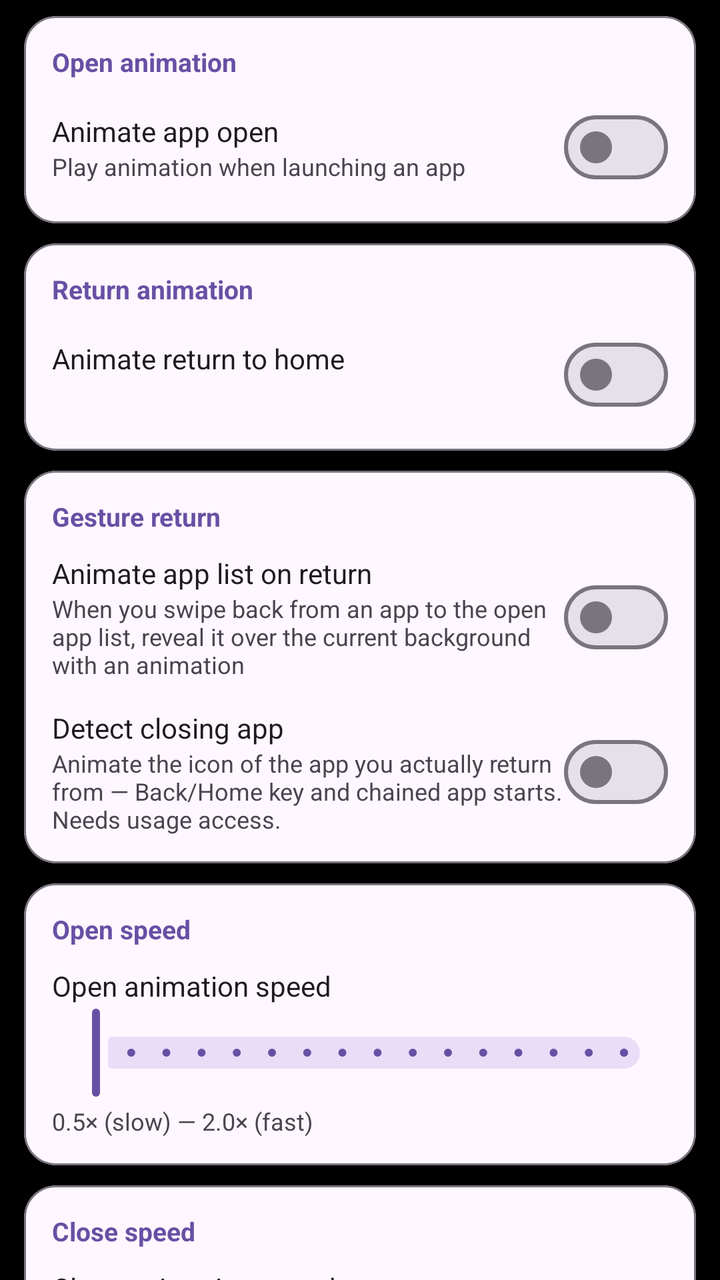
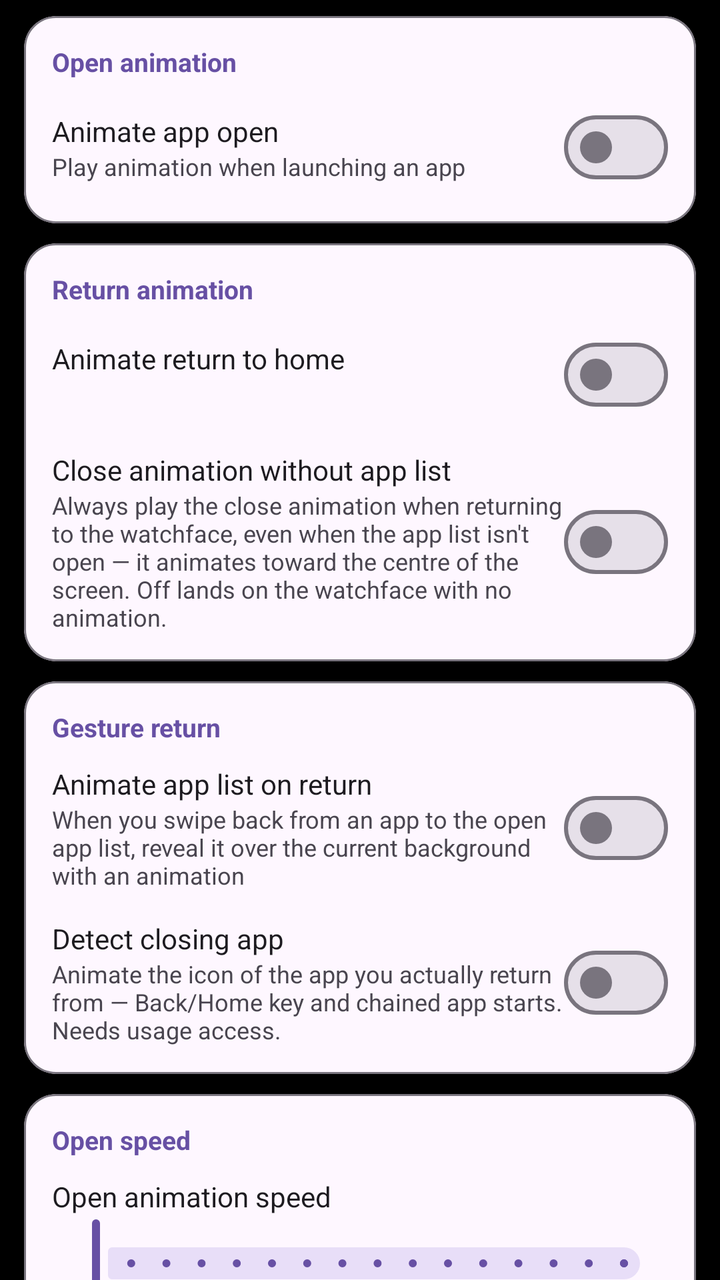

The first picture is an Android layout as it rendered before a commit; the second is the same layout after the commit. The layout source and the unified diff follow.
<!-- AndroidManifest.xml: application theme Theme.CloX -->
<!-- res/layout/fragment_settings_animation.xml -->
<?xml version="1.0" encoding="utf-8"?>
<androidx.core.widget.NestedScrollView
    xmlns:android="http://schemas.android.com/apk/res/android"
    xmlns:app="http://schemas.android.com/apk/res-auto"
    android:layout_width="match_parent"
    android:layout_height="match_parent"
    android:clipToPadding="false"
    android:fillViewport="true">

    <LinearLayout
        android:layout_width="match_parent"
        android:layout_height="wrap_content"
        android:orientation="vertical"
        android:paddingTop="8dp"
        android:paddingBottom="16dp">

        
        <com.google.android.material.card.MaterialCardView
            android:layout_width="match_parent" android:layout_height="wrap_content"
            android:layout_marginHorizontal="12dp" android:layout_marginBottom="10dp"
            app:cardCornerRadius="16dp" app:cardElevation="0dp"
            app:strokeWidth="1dp" app:strokeColor="?attr/colorOutline"
            app:cardBackgroundColor="?attr/colorSurface">
            <LinearLayout android:layout_width="match_parent" android:layout_height="wrap_content"
                android:orientation="vertical" android:padding="14dp">

                <TextView android:layout_width="wrap_content" android:layout_height="wrap_content"
                    android:text="@string/anim_setting_open_category"
                    android:textSize="13sp" android:textStyle="bold"
                    android:textColor="?attr/colorPrimary" android:layout_marginBottom="10dp" />

                
                <LinearLayout android:layout_width="match_parent" android:layout_height="wrap_content"
                    android:orientation="horizontal" android:gravity="center_vertical">
                    <LinearLayout android:layout_width="0dp" android:layout_height="wrap_content"
                        android:layout_weight="1" android:orientation="vertical">
                        <TextView android:layout_width="wrap_content" android:layout_height="wrap_content"
                            android:text="@string/anim_setting_open_title"
                            android:textSize="14sp" android:textColor="?attr/colorOnSurface" />
                        <TextView android:layout_width="wrap_content" android:layout_height="wrap_content"
                            android:text="@string/anim_setting_open_summary"
                            android:textSize="12sp" android:textColor="?attr/colorOnSurfaceVariant" />
                    </LinearLayout>
                    <com.google.android.material.materialswitch.MaterialSwitch
                        android:id="@+id/switchOpenAnim"
                        android:layout_width="wrap_content" android:layout_height="wrap_content" />
                </LinearLayout>

                
                <LinearLayout android:id="@+id/rowOpenAnimType"
                    android:layout_width="match_parent" android:layout_height="wrap_content"
                    android:orientation="horizontal" android:gravity="center_vertical"
                    android:layout_marginTop="14dp"
                    android:clickable="true" android:focusable="true"
                    android:background="?attr/selectableItemBackground"
                    android:visibility="gone">
                    <LinearLayout android:layout_width="0dp" android:layout_height="wrap_content"
                        android:layout_weight="1" android:orientation="vertical">
                        <TextView android:layout_width="wrap_content" android:layout_height="wrap_content"
                            android:text="@string/anim_setting_open_type_title"
                            android:textSize="14sp" android:textColor="?attr/colorOnSurface" />
                        <TextView android:id="@+id/tvOpenAnimType"
                            android:layout_width="wrap_content" android:layout_height="wrap_content"
                            android:textSize="12sp" android:textColor="?attr/colorOnSurfaceVariant" />
                    </LinearLayout>
                    <ImageView android:layout_width="20dp" android:layout_height="20dp"
                        android:src="@drawable/ic_expand_more" app:tint="?attr/colorOnSurfaceVariant" />
                </LinearLayout>

            </LinearLayout>
        </com.google.android.material.card.MaterialCardView>

        
        <com.google.android.material.card.MaterialCardView
            android:layout_width="match_parent" android:layout_height="wrap_content"
            android:layout_marginHorizontal="12dp" android:layout_marginBottom="10dp"
            app:cardCornerRadius="16dp" app:cardElevation="0dp"
            app:strokeWidth="1dp" app:strokeColor="?attr/colorOutline"
            app:cardBackgroundColor="?attr/colorSurface">
            <LinearLayout android:layout_width="match_parent" android:layout_height="wrap_content"
                android:orientation="vertical" android:padding="14dp">

                <TextView android:layout_width="wrap_content" android:layout_height="wrap_content"
                    android:text="@string/anim_setting_return_category"
                    android:textSize="13sp" android:textStyle="bold"
                    android:textColor="?attr/colorPrimary" android:layout_marginBottom="10dp" />

                <LinearLayout android:layout_width="match_parent" android:layout_height="wrap_content"
                    android:orientation="horizontal" android:gravity="center_vertical">
                    <LinearLayout android:layout_width="0dp" android:layout_height="wrap_content"
                        android:layout_weight="1" android:orientation="vertical">
                        <TextView android:layout_width="wrap_content" android:layout_height="wrap_content"
                            android:text="@string/anim_setting_return_title"
                            android:textSize="14sp" android:textColor="?attr/colorOnSurface" />
                        <TextView android:id="@+id/tvReturnAnimSummary"
                            android:layout_width="wrap_content" android:layout_height="wrap_content"
                            android:textSize="12sp" android:textColor="?attr/colorOnSurfaceVariant" />
                    </LinearLayout>
                    <com.google.android.material.materialswitch.MaterialSwitch
                        android:id="@+id/switchReturnAnim"
                        android:layout_width="wrap_content" android:layout_height="wrap_content" />
                </LinearLayout>

                
                <LinearLayout android:id="@+id/rowCloseAnimType"
                    android:layout_width="match_parent" android:layout_height="wrap_content"
                    android:orientation="horizontal" android:gravity="center_vertical"
                    android:layout_marginTop="14dp"
                    android:clickable="true" android:focusable="true"
                    android:background="?attr/selectableItemBackground"
                    android:visibility="gone">
                    <LinearLayout android:layout_width="0dp" android:layout_height="wrap_content"
                        android:layout_weight="1" android:orientation="vertical">
                        <TextView android:layout_width="wrap_content" android:layout_height="wrap_content"
                            android:text="@string/anim_setting_close_type_title"
                            android:textSize="14sp" android:textColor="?attr/colorOnSurface" />
                        <TextView android:id="@+id/tvCloseAnimType"
                            android:layout_width="wrap_content" android:layout_height="wrap_content"
                            android:textSize="12sp" android:textColor="?attr/colorOnSurfaceVariant" />
                    </LinearLayout>
                    <ImageView android:layout_width="20dp" android:layout_height="20dp"
                        android:src="@drawable/ic_expand_more" app:tint="?attr/colorOnSurfaceVariant" />
                </LinearLayout>

            </LinearLayout>
        </com.google.android.material.card.MaterialCardView>

        
        <com.google.android.material.card.MaterialCardView
            android:layout_width="match_parent" android:layout_height="wrap_content"
            android:layout_marginHorizontal="12dp" android:layout_marginBottom="10dp"
            app:cardCornerRadius="16dp" app:cardElevation="0dp"
            app:strokeWidth="1dp" app:strokeColor="?attr/colorOutline"
            app:cardBackgroundColor="?attr/colorSurface">
            <LinearLayout android:layout_width="match_parent" android:layout_height="wrap_content"
                android:orientation="vertical" android:padding="14dp">

                <TextView android:layout_width="wrap_content" android:layout_height="wrap_content"
                    android:text="@string/anim_setting_gesture_return_category"
                    android:textSize="13sp" android:textStyle="bold"
                    android:textColor="?attr/colorPrimary" android:layout_marginBottom="10dp" />

                
                <LinearLayout android:layout_width="match_parent" android:layout_height="wrap_content"
                    android:orientation="horizontal" android:gravity="center_vertical">
                    <LinearLayout android:layout_width="0dp" android:layout_height="wrap_content"
                        android:layout_weight="1" android:orientation="vertical">
                        <TextView android:layout_width="wrap_content" android:layout_height="wrap_content"
                            android:text="@string/anim_setting_gesture_return_title"
                            android:textSize="14sp" android:textColor="?attr/colorOnSurface" />
                        <TextView android:layout_width="wrap_content" android:layout_height="wrap_content"
                            android:text="@string/anim_setting_gesture_return_summary"
                            android:textSize="12sp" android:textColor="?attr/colorOnSurfaceVariant" />
                    </LinearLayout>
                    <com.google.android.material.materialswitch.MaterialSwitch
                        android:id="@+id/switchGestureReturn"
                        android:layout_width="wrap_content" android:layout_height="wrap_content" />
                </LinearLayout>

                
                <LinearLayout android:layout_width="match_parent" android:layout_height="wrap_content"
                    android:orientation="horizontal" android:gravity="center_vertical"
                    android:layout_marginTop="14dp">
                    <LinearLayout android:layout_width="0dp" android:layout_height="wrap_content"
                        android:layout_weight="1" android:orientation="vertical">
                        <TextView android:layout_width="wrap_content" android:layout_height="wrap_content"
                            android:text="@string/anim_setting_detect_closing_title"
                            android:textSize="14sp" android:textColor="?attr/colorOnSurface" />
                        <TextView android:layout_width="match_parent" android:layout_height="wrap_content"
                            android:text="@string/anim_setting_detect_closing_summary"
                            android:textSize="12sp" android:textColor="?attr/colorOnSurfaceVariant" />
                    </LinearLayout>
                    <com.google.android.material.materialswitch.MaterialSwitch
                        android:id="@+id/switchDetectClosing"
                        android:layout_width="wrap_content" android:layout_height="wrap_content" />
                </LinearLayout>

                
                <LinearLayout android:id="@+id/rowGestureReturnType"
                    android:layout_width="match_parent" android:layout_height="wrap_content"
                    android:orientation="horizontal" android:gravity="center_vertical"
                    android:layout_marginTop="14dp"
                    android:clickable="true" android:focusable="true"
                    android:background="?attr/selectableItemBackground"
                    android:visibility="gone">
                    <LinearLayout android:layout_width="0dp" android:layout_height="wrap_content"
                        android:layout_weight="1" android:orientation="vertical">
                        <TextView android:layout_width="wrap_content" android:layout_height="wrap_content"
                            android:text="@string/anim_setting_gesture_return_type_title"
                            android:textSize="14sp" android:textColor="?attr/colorOnSurface" />
                        <TextView android:id="@+id/tvGestureReturnType"
                            android:layout_width="wrap_content" android:layout_height="wrap_content"
                            android:textSize="12sp" android:textColor="?attr/colorOnSurfaceVariant" />
                    </LinearLayout>
                    <ImageView android:layout_width="20dp" android:layout_height="20dp"
                        android:src="@drawable/ic_expand_more" app:tint="?attr/colorOnSurfaceVariant" />
                </LinearLayout>

                
                <LinearLayout android:id="@+id/rowGestureReturnOnly"
                    android:layout_width="match_parent" android:layout_height="wrap_content"
                    android:orientation="horizontal" android:gravity="center_vertical"
                    android:layout_marginTop="14dp"
                    android:visibility="gone">
                    <LinearLayout android:layout_width="0dp" android:layout_height="wrap_content"
                        android:layout_weight="1" android:orientation="vertical">
                        <TextView android:layout_width="wrap_content" android:layout_height="wrap_content"
                            android:text="@string/anim_setting_gesture_return_only_title"
                            android:textSize="14sp" android:textColor="?attr/colorOnSurface" />
                        <TextView android:layout_width="match_parent" android:layout_height="wrap_content"
                            android:text="@string/anim_setting_gesture_return_only_summary"
                            android:textSize="12sp" android:textColor="?attr/colorOnSurfaceVariant" />
                    </LinearLayout>
                    <com.google.android.material.materialswitch.MaterialSwitch
                        android:id="@+id/switchGestureReturnOnly"
                        android:layout_width="wrap_content" android:layout_height="wrap_content" />
                </LinearLayout>

                
                <LinearLayout android:id="@+id/groupGestureReturnSpeed"
                    android:layout_width="match_parent" android:layout_height="wrap_content"
                    android:orientation="vertical" android:layout_marginTop="14dp"
                    android:visibility="gone">

                    <LinearLayout android:layout_width="match_parent" android:layout_height="wrap_content"
                        android:orientation="horizontal" android:gravity="center_vertical">
                        <TextView android:layout_width="0dp" android:layout_height="wrap_content"
                            android:layout_weight="1"
                            android:text="@string/anim_setting_gesture_return_speed_title"
                            android:textSize="14sp" android:textColor="?attr/colorOnSurface" />
                        <TextView android:id="@+id/tvGestureReturnSpeed"
                            android:layout_width="wrap_content" android:layout_height="wrap_content"
                            android:textSize="13sp" android:textColor="?attr/colorPrimary"
                            android:layout_marginStart="8dp" />
                    </LinearLayout>

                    <com.google.android.material.slider.Slider
                        android:id="@+id/sliderGestureReturnSpeed"
                        android:layout_width="match_parent" android:layout_height="wrap_content"
                        android:valueFrom="0.5" android:valueTo="2.0" android:stepSize="0.1" />

                    <TextView android:layout_width="wrap_content" android:layout_height="wrap_content"
                        android:text="@string/anim_setting_speed_hint"
                        android:textSize="12sp" android:textColor="?attr/colorOnSurfaceVariant"
                        android:layout_marginTop="2dp" />

                    <LinearLayout android:layout_width="match_parent" android:layout_height="wrap_content"
                        android:orientation="horizontal" android:gravity="center_vertical"
                        android:layout_marginTop="14dp">
                        <TextView android:layout_width="0dp" android:layout_height="wrap_content"
                            android:layout_weight="1"
                            android:text="@string/anim_setting_gesture_return_delay_title"
                            android:textSize="14sp" android:textColor="?attr/colorOnSurface" />
                        <TextView android:id="@+id/tvGestureReturnDelay"
                            android:layout_width="wrap_content" android:layout_height="wrap_content"
                            android:textSize="13sp" android:textColor="?attr/colorPrimary"
                            android:layout_marginStart="8dp" />
                    </LinearLayout>

                    <com.google.android.material.slider.Slider
                        android:id="@+id/sliderGestureReturnDelay"
                        android:layout_width="match_parent" android:layout_height="wrap_content"
                        android:valueFrom="0" android:valueTo="500" android:stepSize="25" />

                    <TextView android:layout_width="wrap_content" android:layout_height="wrap_content"
                        android:text="@string/anim_setting_close_delay_hint"
                        android:textSize="12sp" android:textColor="?attr/colorOnSurfaceVariant"
                        android:layout_marginTop="2dp" />

                </LinearLayout>

            </LinearLayout>
        </com.google.android.material.card.MaterialCardView>

        
        <com.google.android.material.card.MaterialCardView
            android:layout_width="match_parent" android:layout_height="wrap_content"
            android:layout_marginHorizontal="12dp" android:layout_marginBottom="10dp"
            app:cardCornerRadius="16dp" app:cardElevation="0dp"
            app:strokeWidth="1dp" app:strokeColor="?attr/colorOutline"
            app:cardBackgroundColor="?attr/colorSurface">
            <LinearLayout android:layout_width="match_parent" android:layout_height="wrap_content"
                android:orientation="vertical" android:padding="14dp">

                <TextView android:layout_width="wrap_content" android:layout_height="wrap_content"
                    android:text="@string/anim_setting_speed_category"
                    android:textSize="13sp" android:textStyle="bold"
                    android:textColor="?attr/colorPrimary" android:layout_marginBottom="10dp" />

                <LinearLayout android:layout_width="match_parent" android:layout_height="wrap_content"
                    android:orientation="horizontal" android:gravity="center_vertical">
                    <TextView android:layout_width="0dp" android:layout_height="wrap_content"
                        android:layout_weight="1"
                        android:text="@string/anim_setting_speed_title"
                        android:textSize="14sp" android:textColor="?attr/colorOnSurface" />
                    <TextView android:id="@+id/tvAnimSpeed"
                        android:layout_width="wrap_content" android:layout_height="wrap_content"
                        android:textSize="13sp" android:textColor="?attr/colorPrimary"
                        android:layout_marginStart="8dp" />
                </LinearLayout>

                <com.google.android.material.slider.Slider
                    android:id="@+id/sliderAnimSpeed"
                    android:layout_width="match_parent" android:layout_height="wrap_content"
                    android:valueFrom="0.5" android:valueTo="2.0" android:stepSize="0.1" />

                <TextView android:layout_width="wrap_content" android:layout_height="wrap_content"
                    android:text="@string/anim_setting_speed_hint"
                    android:textSize="12sp" android:textColor="?attr/colorOnSurfaceVariant"
                    android:layout_marginTop="2dp" />

            </LinearLayout>
        </com.google.android.material.card.MaterialCardView>

        
        <com.google.android.material.card.MaterialCardView
            android:layout_width="match_parent" android:layout_height="wrap_content"
            android:layout_marginHorizontal="12dp" android:layout_marginBottom="10dp"
            app:cardCornerRadius="16dp" app:cardElevation="0dp"
            app:strokeWidth="1dp" app:strokeColor="?attr/colorOutline"
            app:cardBackgroundColor="?attr/colorSurface">
            <LinearLayout android:layout_width="match_parent" android:layout_height="wrap_content"
                android:orientation="vertical" android:padding="14dp">

                <TextView android:layout_width="wrap_content" android:layout_height="wrap_content"
                    android:text="@string/anim_setting_close_speed_category"
                    android:textSize="13sp" android:textStyle="bold"
                    android:textColor="?attr/colorPrimary" android:layout_marginBottom="10dp" />

                <LinearLayout android:layout_width="match_parent" android:layout_height="wrap_content"
                    android:orientation="horizontal" android:gravity="center_vertical">
                    <TextView android:layout_width="0dp" android:layout_height="wrap_content"
                        android:layout_weight="1"
                        android:text="@string/anim_setting_close_speed_title"
                        android:textSize="14sp" android:textColor="?attr/colorOnSurface" />
                    <TextView android:id="@+id/tvCloseAnimSpeed"
                        android:layout_width="wrap_content" android:layout_height="wrap_content"
                        android:textSize="13sp" android:textColor="?attr/colorPrimary"
                        android:layout_marginStart="8dp" />
                </LinearLayout>

                <com.google.android.material.slider.Slider
                    android:id="@+id/sliderCloseAnimSpeed"
                    android:layout_width="match_parent" android:layout_height="wrap_content"
                    android:valueFrom="0.5" android:valueTo="2.0" android:stepSize="0.1" />

                <TextView android:layout_width="wrap_content" android:layout_height="wrap_content"
                    android:text="@string/anim_setting_speed_hint"
                    android:textSize="12sp" android:textColor="?attr/colorOnSurfaceVariant"
                    android:layout_marginTop="2dp" />

                <LinearLayout android:layout_width="match_parent" android:layout_height="wrap_content"
                    android:orientation="horizontal" android:gravity="center_vertical"
                    android:layout_marginTop="14dp">
                    <TextView android:layout_width="0dp" android:layout_height="wrap_content"
                        android:layout_weight="1"
                        android:text="@string/anim_setting_close_delay_title"
                        android:textSize="14sp" android:textColor="?attr/colorOnSurface" />
                    <TextView android:id="@+id/tvCloseAnimDelay"
                        android:layout_width="wrap_content" android:layout_height="wrap_content"
                        android:textSize="13sp" android:textColor="?attr/colorPrimary"
                        android:layout_marginStart="8dp" />
                </LinearLayout>

                <com.google.android.material.slider.Slider
                    android:id="@+id/sliderCloseAnimDelay"
                    android:layout_width="match_parent" android:layout_height="wrap_content"
                    android:valueFrom="0" android:valueTo="500" android:stepSize="25" />

                <TextView android:layout_width="wrap_content" android:layout_height="wrap_content"
                    android:text="@string/anim_setting_close_delay_hint"
                    android:textSize="12sp" android:textColor="?attr/colorOnSurfaceVariant"
                    android:layout_marginTop="2dp" />

            </LinearLayout>
        </com.google.android.material.card.MaterialCardView>

    </LinearLayout>
</androidx.core.widget.NestedScrollView>
<!-- resources referenced by this layout -->
<resources>
  <!-- drawable ic_expand_more (drawable) -->
  <?xml version="1.0" encoding="utf-8"?>
  <vector xmlns:android="http://schemas.android.com/apk/res/android"
      android:width="24dp" android:height="24dp"
      android:viewportWidth="24" android:viewportHeight="24"
      android:tint="?attr/colorControlNormal">
      <path android:fillColor="@android:color/white"
          android:pathData="M16.59,8.59L12,13.17 7.41,8.59 6,10l6,6 6,-6 -1.41,-1.41z"/>
  </vector>
  <string name="anim_setting_close_delay_hint">0 ms (immediate) — 500 ms</string>
  <string name="anim_setting_close_delay_title">Start delay</string>
  <string name="anim_setting_close_speed_category">Close speed</string>
  <string name="anim_setting_close_speed_title">Close animation speed</string>
  <string name="anim_setting_close_type_title">Animation style</string>
  <string name="anim_setting_detect_closing_summary">Animate the icon of the app you actually return from — Back/Home key and chained app starts. Needs usage access.</string>
  <string name="anim_setting_detect_closing_title">Detect closing app</string>
  <string name="anim_setting_gesture_return_category">Gesture return</string>
  <string name="anim_setting_gesture_return_delay_title">Start delay</string>
  <string name="anim_setting_gesture_return_only_summary">Off: also play on Back and hardware-Home returns</string>
  <string name="anim_setting_gesture_return_only_title">Only on swipe-home gesture</string>
  <string name="anim_setting_gesture_return_speed_title">Reveal speed</string>
  <string name="anim_setting_gesture_return_summary">When you swipe back from an app to the open app list, reveal it over the current background with an animation</string>
  <string name="anim_setting_gesture_return_title">Animate app list on return</string>
  <string name="anim_setting_gesture_return_type_title">Reveal style</string>
  <string name="anim_setting_open_category">Open animation</string>
  <string name="anim_setting_open_summary">Play animation when launching an app</string>
  <string name="anim_setting_open_title">Animate app open</string>
  <string name="anim_setting_open_type_title">Animation style</string>
  <string name="anim_setting_return_category">Return animation</string>
  <string name="anim_setting_return_title">Animate return to home</string>
  <string name="anim_setting_speed_category">Open speed</string>
  <string name="anim_setting_speed_hint">0.5× (slow) — 2.0× (fast)</string>
  <string name="anim_setting_speed_title">Open animation speed</string>
  <style name="Theme.CloX" parent="Theme.Material3.DayNight.NoActionBar">
          <item name="android:windowBackground">@android:color/black</item>
          <item name="android:windowAnimationStyle">@null</item>
      </style>
</resources>

<!-- the commit's change to res/layout/fragment_settings_animation.xml (unified diff, before → after) -->
@@ -120,6 +120,24 @@
                     </LinearLayout>
                     <ImageView android:layout_width="20dp" android:layout_height="20dp"
                         android:src="@drawable/ic_expand_more" app:tint="?attr/colorOnSurfaceVariant" />
+                </LinearLayout>
+
+                
+                <LinearLayout android:layout_width="match_parent" android:layout_height="wrap_content"
+                    android:orientation="horizontal" android:gravity="center_vertical"
+                    android:layout_marginTop="14dp">
+                    <LinearLayout android:layout_width="0dp" android:layout_height="wrap_content"
+                        android:layout_weight="1" android:orientation="vertical">
+                        <TextView android:layout_width="wrap_content" android:layout_height="wrap_content"
+                            android:text="@string/anim_setting_resume_close_title"
+                            android:textSize="14sp" android:textColor="?attr/colorOnSurface" />
+                        <TextView android:layout_width="match_parent" android:layout_height="wrap_content"
+                            android:text="@string/anim_setting_resume_close_summary"
+                            android:textSize="12sp" android:textColor="?attr/colorOnSurfaceVariant" />
+                    </LinearLayout>
+                    <com.google.android.material.materialswitch.MaterialSwitch
+                        android:id="@+id/switchResumeClose"
+                        android:layout_width="wrap_content" android:layout_height="wrap_content" />
                 </LinearLayout>
 
             </LinearLayout>
<!-- resource entries referenced after the edit -->
@@ -28,6 +28,8 @@
   <string name="anim_setting_open_summary">Play animation when launching an app</string>
   <string name="anim_setting_open_title">Animate app open</string>
   <string name="anim_setting_open_type_title">Animation style</string>
+  <string name="anim_setting_resume_close_summary">Always play the close animation when returning to the watchface, even when the app list isn\'t open — it animates toward the centre of the screen. Off lands on the watchface with no animation.</string>
+  <string name="anim_setting_resume_close_title">Close animation without app list</string>
   <string name="anim_setting_return_category">Return animation</string>
   <string name="anim_setting_return_title">Animate return to home</string>
   <string name="anim_setting_speed_category">Open speed</string>
